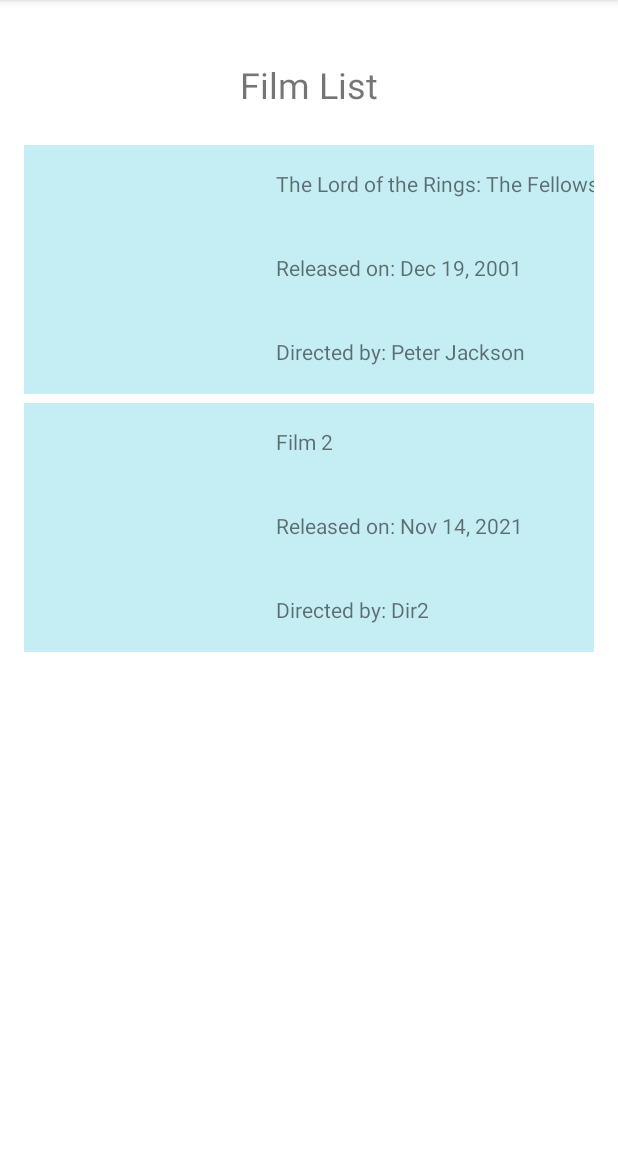
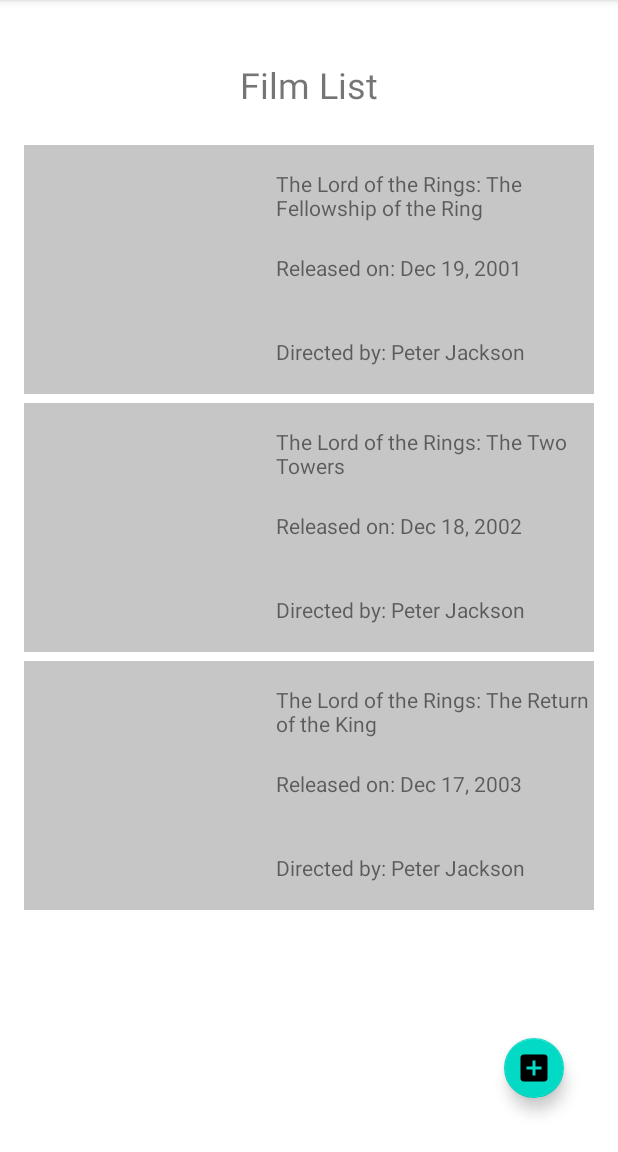
Before and after one commit to Adrilv20/LopezVarelaAdrianProyectoPMDM, an Android app: the ItemListActivity screen opened directly, with no data from a screen before it, on a phone screen of 412 x 824 dp, the part 84-1236 px from its top. Run offline under Robolectric (Android 15) with nearby library versions, the phone set to English and light mode, and no system bars.

Commit message:
Finished 0.1 version
This includes:
- Changes on the layout and design of the list items
- Added a details view for each list element
- Added a FavouriteActionButton on the list of films for future use.
- Other minor fixes.

```diff
--- a/app/src/main/AndroidManifest.xml
+++ b/app/src/main/AndroidManifest.xml
@@ -9,6 +9,9 @@
         android:roundIcon="@mipmap/ic_launcher_round"
         android:supportsRtl="true"
         android:theme="@style/Theme.LopezVarelaAdrianProyectoPMDM">
+        <activity
+            android:name=".activities.FilmDetailsActivity"
+            android:exported="false" />
         <activity
             android:name=".activities.ItemListActivity"
             android:exported="true" />
--- a/app/src/main/java/es/murallaromana/pmdm/lopezvarelaadrianproyectopmdm/activities/ItemListActivity.kt
+++ b/app/src/main/java/es/murallaromana/pmdm/lopezvarelaadrianproyectopmdm/activities/ItemListActivity.kt
@@ -2,8 +2,10 @@ package es.murallaromana.pmdm.lopezvarelaadrianproyectopmdm.activities
 
 import androidx.appcompat.app.AppCompatActivity
 import android.os.Bundle
+import android.widget.Toast
 import androidx.recyclerview.widget.LinearLayoutManager
 import androidx.recyclerview.widget.RecyclerView
+import com.google.android.material.floatingactionbutton.FloatingActionButton
 import es.murallaromana.pmdm.lopezvarelaadrianproyectopmdm.adapters.FilmListAdapter
 import es.murallaromana.pmdm.lopezvarelaadrianproyectopmdm.databinding.ActivityItemListBinding
 import es.murallaromana.pmdm.lopezvarelaadrianproyectopmdm.models.dao.FilmDAOMockImpl
@@ -17,11 +19,18 @@ class ItemListActivity : AppCompatActivity() {
         binding = ActivityItemListBinding.inflate(layoutInflater)
         setContentView(binding.root)
 
+        val fab : FloatingActionButton = binding.fabAddItem
+        fab.setOnClickListener {
+            Toast.makeText(this, "to be implemented", Toast.LENGTH_LONG).show()
+        }
+
         // retrieve the films
         val films = FilmDAOMockImpl().getallFilms()
         // set the layout manager for the RecyclerView
         view = binding.rvFilmList
         view.layoutManager = LinearLayoutManager(this)
         view.adapter = FilmListAdapter(films)
+
+        view.setHasFixedSize(true)
     }
 }
--- a/app/src/main/java/es/murallaromana/pmdm/lopezvarelaadrianproyectopmdm/adapters/FilmListAdapter.kt
+++ b/app/src/main/java/es/murallaromana/pmdm/lopezvarelaadrianproyectopmdm/adapters/FilmListAdapter.kt
@@ -1,10 +1,13 @@
 package es.murallaromana.pmdm.lopezvarelaadrianproyectopmdm.adapters
 
+import android.content.Intent
 import android.view.LayoutInflater
 import android.view.ViewGroup
 import android.widget.ImageView
+import androidx.core.content.ContextCompat
 import androidx.recyclerview.widget.RecyclerView
 import es.murallaromana.pmdm.lopezvarelaadrianproyectopmdm.R
+import es.murallaromana.pmdm.lopezvarelaadrianproyectopmdm.activities.FilmDetailsActivity
 import es.murallaromana.pmdm.lopezvarelaadrianproyectopmdm.databinding.FilmItemListBinding
 import es.murallaromana.pmdm.lopezvarelaadrianproyectopmdm.models.entities.Film
 import java.time.format.DateTimeFormatter
@@ -35,6 +38,12 @@ class FilmListAdapter(val films : List<Film>) : RecyclerView.Adapter<FilmListAda
             tvReleaseDate.setText("Released on: " + dateFormat.format(film.releaseDate))
             // TODO(add images with Picasso library)
         }
+        holder.itemView.setOnClickListener {
+            val intent : Intent = Intent(holder.itemView.context, FilmDetailsActivity::class.java).apply{
+                putExtra("film", film)
+            }
+            it.context.startActivity(intent)
+        }
     }
 
     override fun getItemCount(): Int = films.size
--- a/app/src/main/java/es/murallaromana/pmdm/lopezvarelaadrianproyectopmdm/models/dao/FilmDAOMockImpl.kt
+++ b/app/src/main/java/es/murallaromana/pmdm/lopezvarelaadrianproyectopmdm/models/dao/FilmDAOMockImpl.kt
@@ -8,8 +8,9 @@ class FilmDAOMockImpl: FilmDAO {
         listOf<Film>(
             Film("The Lord of the Rings: The Fellowship of the Ring", "Peter Jackson",
                 LocalDate.of(2001,12,19), ""),
-            Film("Film 2","Dir2", LocalDate.now(), ""),
+            Film("The Lord of the Rings: The Two Towers", "Peter Jackson",
+                LocalDate.of(2002,12,18), ""),
+            Film("The Lord of the Rings: The Return of the King", "Peter Jackson",
+                LocalDate.of(2003,12,17), "")
         )
-
-
 }
--- a/app/src/main/java/es/murallaromana/pmdm/lopezvarelaadrianproyectopmdm/models/entities/Film.kt
+++ b/app/src/main/java/es/murallaromana/pmdm/lopezvarelaadrianproyectopmdm/models/entities/Film.kt
@@ -1,5 +1,6 @@
 package es.murallaromana.pmdm.lopezvarelaadrianproyectopmdm.models.entities
 
+import java.io.Serializable
 import java.time.LocalDate
 
-class Film(val title: String, val director: String, val releaseDate: LocalDate, val imageURL: String = "") {}
+class Film(val title: String, val director: String, val releaseDate: LocalDate, val imageURL: String = "") : Serializable {}
--- /dev/null
+++ b/app/src/main/res/drawable/add_film_button.xml
@@ -0,0 +1,5 @@
+<vector android:height="24dp" android:tint="#AABFB7"
+    android:viewportHeight="24" android:viewportWidth="24"
+    android:width="24dp" xmlns:android="http://schemas.android.com/apk/res/android">
+    <path android:fillColor="@android:color/white" android:pathData="M19,3L5,3c-1.11,0 -2,0.9 -2,2v14c0,1.1 0.89,2 2,2h14c1.1,0 2,-0.9 2,-2L21,5c0,-1.1 -0.9,-2 -2,-2zM17,13h-4v4h-2v-4L7,13v-2h4L11,7h2v4h4v2z"/>
+</vector>
--- a/app/src/main/res/layout/activity_item_list.xml
+++ b/app/src/main/res/layout/activity_item_list.xml
@@ -29,4 +29,16 @@
         app:layout_constraintStart_toStartOf="parent"
         app:layout_constraintTop_toTopOf="parent" />
 
+    <com.google.android.material.floatingactionbutton.FloatingActionButton
+        android:id="@+id/fabAddItem"
+        android:layout_width="wrap_content"
+        android:layout_height="wrap_content"
+        android:layout_marginEnd="16dp"
+        android:layout_marginBottom="16dp"
+        android:clickable="true"
+        app:fabCustomSize="40dp"
+        app:layout_constraintBottom_toBottomOf="parent"
+        app:layout_constraintEnd_toEndOf="parent"
+        app:srcCompat="@drawable/add_film_button" />
+
 </androidx.constraintlayout.widget.ConstraintLayout>
--- a/app/src/main/res/layout/film_item_list.xml
+++ b/app/src/main/res/layout/film_item_list.xml
@@ -5,7 +5,7 @@
     android:layout_width="match_parent"
     android:layout_height="wrap_content"
     android:layout_marginBottom="@dimen/list_space_between_items"
-    android:background="#EBC0EDF3">
+    android:background="@color/film_background">
 
     <TextView
         android:id="@+id/tvDirector"
@@ -39,11 +39,12 @@
 
     <TextView
         android:id="@+id/tvFilmTitle"
-        android:layout_width="wrap_content"
+        android:layout_width="0dp"
         android:layout_height="wrap_content"
         android:layout_marginStart="32dp"
         android:layout_marginTop="16dp"
+        android:text="TextView"
+        app:layout_constraintEnd_toEndOf="parent"
         app:layout_constraintStart_toEndOf="@+id/ivFilmPoster"
-        app:layout_constraintTop_toTopOf="parent"
-        tools:text="TextView" />
+        app:layout_constraintTop_toTopOf="parent" />
 </androidx.constraintlayout.widget.ConstraintLayout>
--- a/app/src/main/res/values/colors.xml
+++ b/app/src/main/res/values/colors.xml
@@ -7,4 +7,5 @@
     <color name="teal_700">#FF018786</color>
     <color name="black">#FF000000</color>
     <color name="white">#FFFFFFFF</color>
+    <color name="film_background">#AAAAAAAA</color>
 </resources>
--- a/build.gradle
+++ b/build.gradle
@@ -6,7 +6,7 @@ buildscript {
     }
     dependencies {
         classpath "com.android.tools.build:gradle:7.0.2"
-        classpath "org.jetbrains.kotlin:kotlin-gradle-plugin:1.5.20"
+        classpath 'org.jetbrains.kotlin:kotlin-gradle-plugin:1.5.31'
 
         // NOTE: Do not place your application dependencies here; they belong
         // in the individual module build.gradle files
```
Also changed, not shown: app/src/main/java/es/murallaromana/pmdm/lopezvarelaadrianproyectopmdm/activities/FilmDetailsActivity.kt (added, +31 -0 lines), app/src/main/res/layout/activity_film_details.xml (added, +91 -0 lines), 1 other file.
